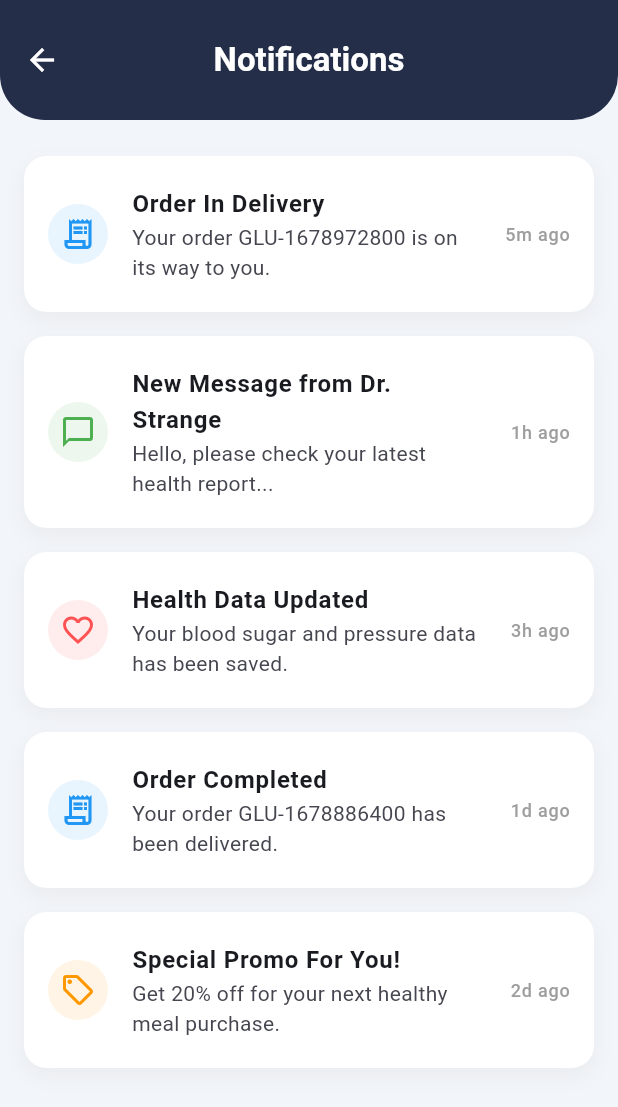
After one commit to FarhanTZ/Skripsi-frontend, a Flutter app: the screen it shows after launch, after a tap on the "notifications" icon, on a phone screen of 412 x 824 dp. The commit adds this screen. Shown: the top 1107 px of the screen. Run offline on Flutter 3.47's test engine with Material 3 defaults, Android fonts, the phone set to English and light mode, and no system bars; our stand-ins replace curved_navigation_bar, fl_chart, flutter_svg, smooth_page_indicator.

Commit message:
Tampilan Notifiation

```diff
--- a/lib/features/presentation/screens/User/home_tab.dart
+++ b/lib/features/presentation/screens/User/home_tab.dart
@@ -3,6 +3,7 @@ import 'package:flutter_svg/flutter_svg.dart';
 import 'package:glupulse/features/presentation/screens/Aktivity/activity_detail_page.dart';
 import 'package:glupulse/features/presentation/screens/Food/food_detail_page.dart';
 import 'package:glupulse/features/presentation/screens/HealthData/input_health_data_page.dart';
+import 'package:glupulse/features/presentation/screens/notification_page.dart';
 import 'package:glupulse/features/presentation/screens/HealthData/health_metric_detail_page.dart';
 
 class HomeTab extends StatelessWidget {
@@ -103,7 +104,11 @@ class HomeTab extends StatelessWidget {
                         ],
                       ),
                       // Ikon Notifikasi
-                      Container(
+                      GestureDetector(
+                        onTap: () {
+                          Navigator.of(context).push(MaterialPageRoute(builder: (context) => const NotificationPage()));
+                        },
+                        child: Container(
                           padding: const EdgeInsets.all(8),
                           decoration: const BoxDecoration(
                             color: Colors.white,
@@ -112,6 +117,7 @@ class HomeTab extends StatelessWidget {
                           child: Icon(
                             Icons.notifications_outlined,
                             color: Theme.of(context).colorScheme.primary,
+                          ),
                         ),
                       ),
                     ],
--- /dev/null
+++ b/lib/features/presentation/screens/notification_page.dart
@@ -0,0 +1,127 @@
+import 'package:flutter/material.dart';
+
+class NotificationPage extends StatelessWidget {
+  const NotificationPage({super.key});
+
+  // Data dummy untuk notifikasi
+  final List<Map<String, dynamic>> _notifications = const [
+    {
+      'type': 'order',
+      'title': 'Order In Delivery',
+      'subtitle': 'Your order GLU-1678972800 is on its way to you.',
+      'time': '5m ago',
+    },
+    {
+      'type': 'chat',
+      'title': 'New Message from Dr. Strange',
+      'subtitle': 'Hello, please check your latest health report...',
+      'time': '1h ago',
+    },
+    {
+      'type': 'health',
+      'title': 'Health Data Updated',
+      'subtitle': 'Your blood sugar and pressure data has been saved.',
+      'time': '3h ago',
+    },
+    {
+      'type': 'order',
+      'title': 'Order Completed',
+      'subtitle': 'Your order GLU-1678886400 has been delivered.',
+      'time': '1d ago',
+    },
+    {
+      'type': 'promo',
+      'title': 'Special Promo For You!',
+      'subtitle': 'Get 20% off for your next healthy meal purchase.',
+      'time': '2d ago',
+    },
+  ];
+
+  // Helper untuk mendapatkan ikon dan warna berdasarkan tipe notifikasi
+  Map<String, dynamic> _getNotificationStyle(String type) {
+    switch (type) {
+      case 'order':
+        return {'icon': Icons.receipt_long_outlined, 'color': Colors.blue};
+      case 'chat':
+        return {'icon': Icons.chat_bubble_outline, 'color': Colors.green};
+      case 'health':
+        return {'icon': Icons.favorite_border, 'color': Colors.redAccent};
+      case 'promo':
+        return {'icon': Icons.local_offer_outlined, 'color': Colors.orange};
+      default:
+        return {'icon': Icons.notifications_none, 'color': Colors.grey};
+    }
+  }
+
+  @override
+  Widget build(BuildContext context) {
+    return Scaffold(
+      backgroundColor: const Color(0xFFF2F5F9),
+      appBar: AppBar(
+        toolbarHeight: 80,
+        shape: const RoundedRectangleBorder(
+          borderRadius: BorderRadius.vertical(
+            bottom: Radius.circular(30),
+          ),
+        ),
+        title: const Text(
+          'Notifications',
+          style: TextStyle(
+            color: Colors.white,
+            fontSize: 22,
+            fontWeight: FontWeight.bold,
+          ),
+        ),
+        backgroundColor: Theme.of(context).colorScheme.primary,
+        iconTheme: const IconThemeData(color: Colors.white),
+      ),
+      body: ListView.builder(
+        padding: const EdgeInsets.symmetric(vertical: 16.0),
+        itemCount: _notifications.length,
+        itemBuilder: (context, index) {
+          final notification = _notifications[index];
+          final style = _getNotificationStyle(notification['type'] as String);
+
+          return Container(
+            margin: const EdgeInsets.symmetric(horizontal: 16.0, vertical: 8.0),
+            decoration: BoxDecoration(
+              color: Colors.white,
+              borderRadius: BorderRadius.circular(15.0),
+              boxShadow: [
+                BoxShadow(
+                  color: Colors.grey.withOpacity(0.1),
+                  spreadRadius: 1,
+                  blurRadius: 10,
+                  offset: const Offset(0, 5),
+                ),
+              ],
+            ),
+            child: ListTile(
+              leading: CircleAvatar(
+                backgroundColor: (style['color'] as Color).withOpacity(0.1),
+                child: Icon(style['icon'] as IconData, color: style['color'] as Color),
+              ),
+              title: Text(
+                notification['title'] as String,
+                style: const TextStyle(fontWeight: FontWeight.bold),
+              ),
+              subtitle: Text(
+                notification['subtitle'] as String,
+                maxLines: 2,
+                overflow: TextOverflow.ellipsis,
+              ),
+              trailing: Text(
+                notification['time'] as String,
+                style: const TextStyle(color: Colors.grey, fontSize: 12),
+              ),
+              contentPadding: const EdgeInsets.symmetric(vertical: 12, horizontal: 16),
+              onTap: () {
+                // TODO: Implement navigation based on notification type
+              },
+            ),
+          );
+        },
+      ),
+    );
+  }
+}
```
Lines whose indentation alone changed are shown as unchanged.
